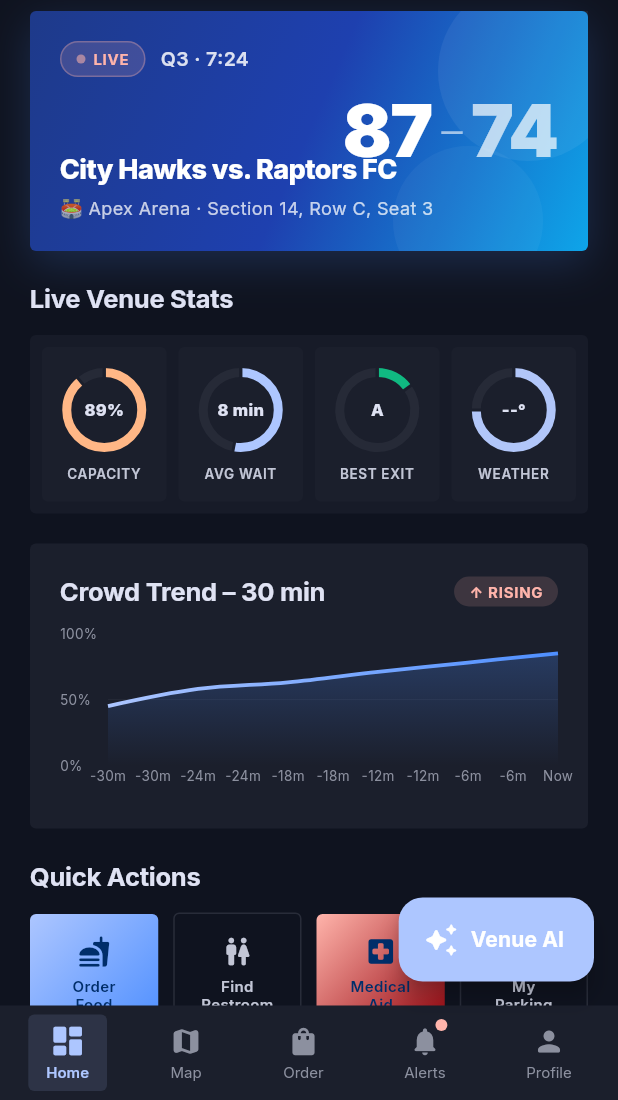
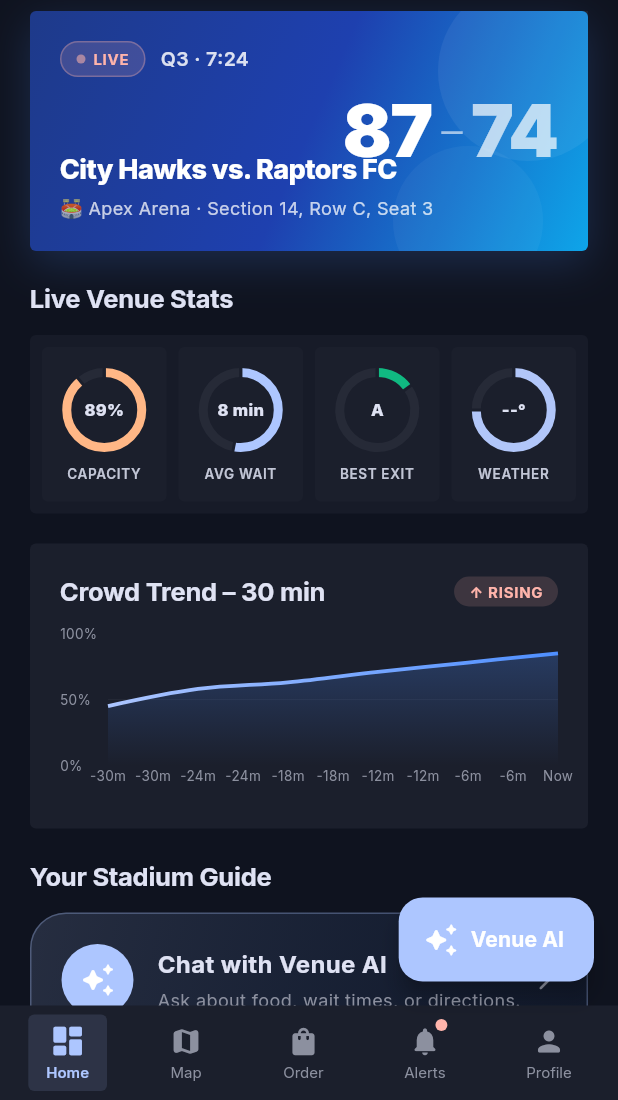
Before and after one commit to Saip2503/VenueVantage, a Flutter app: the MainShell screen opened directly, on a phone screen of 412 x 824 dp, the part 136-1236 px from its top. Run offline on Flutter 3.47's test engine with Material 3 defaults, Android fonts, the phone set to English and light mode, and no system bars; drawn by our look-alikes of fl_chart; our stand-ins replace cloud_firestore, firebase_auth, firebase_core, firebase_messaging, flutter_dotenv, google_fonts and 5 more; accounts and stored records are empty; network calls fail.

Commit message:
feat: implement home screen dashboard with live event data and performance metrics

```diff
--- a/lib/screens/home_screen.dart
+++ b/lib/screens/home_screen.dart
@@ -8,6 +8,7 @@ import '../providers/app_state.dart';
 import '../providers/auth_state.dart';
 import '../theme/app_theme.dart';
 import '../widgets/glass_card.dart';
+import 'assistant_screen.dart';
 
 class HomeScreen extends StatelessWidget {
   const HomeScreen({super.key});
@@ -35,6 +36,7 @@ class HomeScreen extends StatelessWidget {
                   _buildEventBanner(context),
                   _buildLiveStats(context, state),
                   _buildCrowdTrendChart(context, state),
+                  _buildAssistantSection(context),
                   _buildQuickActions(context, isDark),
                   _buildRouteRecommendation(context, state),
                   _buildExitCountdown(context, state),
@@ -509,6 +511,90 @@ class HomeScreen extends StatelessWidget {
       ),
     );
   }
+  // ── AI Assistant Section ───────────────────────────────────────────────────
+  Widget _buildAssistantSection(BuildContext context) {
+    return SliverToBoxAdapter(
+      child: Padding(
+        padding: const EdgeInsets.fromLTRB(20, 20, 20, 0),
+        child: Column(
+          crossAxisAlignment: CrossAxisAlignment.start,
+          children: [
+            _SectionTitle('Your Stadium Guide'),
+            const SizedBox(height: 12),
+            GestureDetector(
+              onTap: () {
+                Navigator.of(context).push(
+                  MaterialPageRoute(builder: (_) => const AssistantScreen()),
+                );
+              },
+              child: Container(
+                padding: const EdgeInsets.all(20),
+                decoration: BoxDecoration(
+                  gradient: LinearGradient(
+                    colors: [
+                      AppTheme.primary.withOpacity(0.15),
+                      AppTheme.accentBlue.withOpacity(0.05),
+                    ],
+                    begin: Alignment.topLeft,
+                    end: Alignment.bottomRight,
+                  ),
+                  borderRadius: BorderRadius.circular(24),
+                  border: Border.all(
+                    color: AppTheme.primary.withOpacity(0.3),
+                  ),
+                ),
+                child: Row(
+                  children: [
+                    Container(
+                      padding: const EdgeInsets.all(12),
+                      decoration: const BoxDecoration(
+                        color: AppTheme.primary,
+                        shape: BoxShape.circle,
+                      ),
+                      child: const Icon(
+                        Icons.auto_awesome_rounded,
+                        color: Colors.white,
+                        size: 24,
+                      ),
+                    ),
+                    const SizedBox(width: 16),
+                    Expanded(
+                      child: Column(
+                        crossAxisAlignment: CrossAxisAlignment.start,
+                        children: [
+                          Text(
+                            'Chat with Venue AI',
+                            style: GoogleFonts.inter(
+                              color: AppTheme.textPrimary,
+                              fontWeight: FontWeight.w700,
+                              fontSize: 16,
+                            ),
+                          ),
+                          const SizedBox(height: 4),
+                          Text(
+                            'Ask about food, wait times, or directions.',
+                            style: GoogleFonts.inter(
+                              color: AppTheme.textMuted,
+                              fontSize: 12,
+                            ),
+                          ),
+                        ],
+                      ),
+                    ),
+                    const Icon(
+                      Icons.arrow_forward_ios_rounded,
+                      color: AppTheme.textMuted,
+                      size: 16,
+                    ),
+                  ],
+                ),
+              ),
+            ),
+          ],
+        ),
+      ),
+    );
+  }
 
   // ── Quick Actions ──────────────────────────────────────────────────────────────
   Widget _buildQuickActions(BuildContext context, bool isDark) {
```
